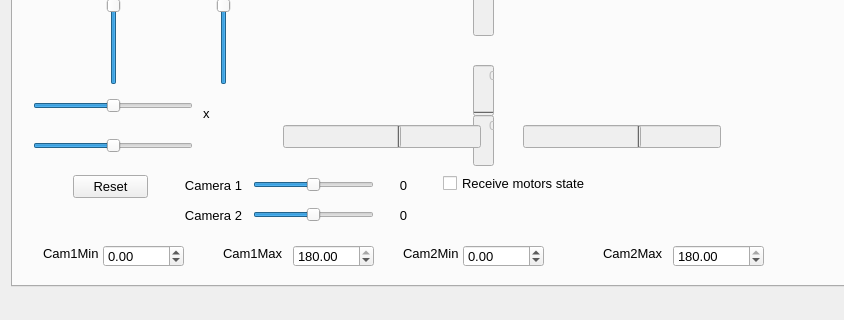
Above: mainwindow.ui from robocenter-rov/remote-control before the change; both pictures show x 0 to 844 and y 403 to 723 of the 1248 by 723 pixel window. Below: the same form after it.
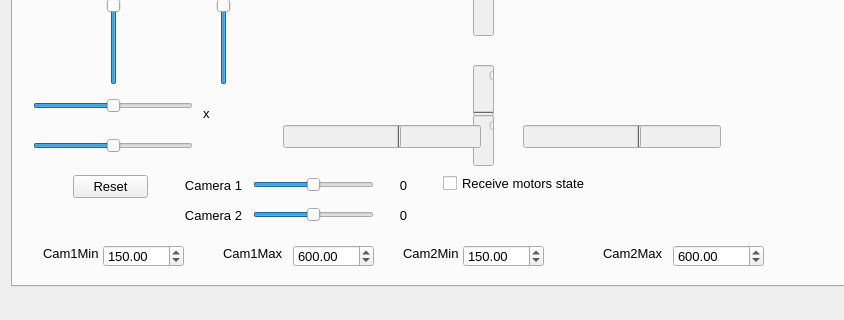
That is the form after the change. The open tabs and pages were chosen to show the change. Custom widgets are drawn as their Qt base class.

Commit message: Update default min/max values for camera

The edit to the form file:
```diff
--- a/mainwindow.ui
+++ b/mainwindow.ui
@@ -2183,10 +2183,13 @@
          </rect>
         </property>
         <property name="minimum">
-         <double>-180.000000000000000</double>
+         <double>-1000.000000000000000</double>
         </property>
         <property name="maximum">
-         <double>180.000000000000000</double>
+         <double>1000.000000000000000</double>
+        </property>
+        <property name="value">
+         <double>150.000000000000000</double>
         </property>
        </widget>
        <widget class="QDoubleSpinBox" name="cam1MaxValSpinBox">
@@ -2199,13 +2202,13 @@
          </rect>
         </property>
         <property name="minimum">
-         <double>-180.000000000000000</double>
+         <double>-1000.000000000000000</double>
         </property>
         <property name="maximum">
-         <double>180.000000000000000</double>
+         <double>1000.000000000000000</double>
         </property>
         <property name="value">
-         <double>180.000000000000000</double>
+         <double>600.000000000000000</double>
         </property>
        </widget>
        <widget class="QDoubleSpinBox" name="cam2MinValSpinBox">
@@ -2218,10 +2221,13 @@
          </rect>
         </property>
         <property name="minimum">
-         <double>-180.000000000000000</double>
+         <double>-1000.000000000000000</double>
         </property>
         <property name="maximum">
-         <double>180.000000000000000</double>
+         <double>1000.000000000000000</double>
+        </property>
+        <property name="value">
+         <double>150.000000000000000</double>
         </property>
        </widget>
        <widget class="QDoubleSpinBox" name="cam2MaxValSpinBox">
@@ -2234,13 +2240,13 @@
          </rect>
         </property>
         <property name="minimum">
-         <double>-180.000000000000000</double>
+         <double>-1000.000000000000000</double>
         </property>
         <property name="maximum">
-         <double>180.000000000000000</double>
+         <double>1000.000000000000000</double>
         </property>
         <property name="value">
-         <double>180.000000000000000</double>
+         <double>600.000000000000000</double>
         </property>
        </widget>
       </widget>
```
